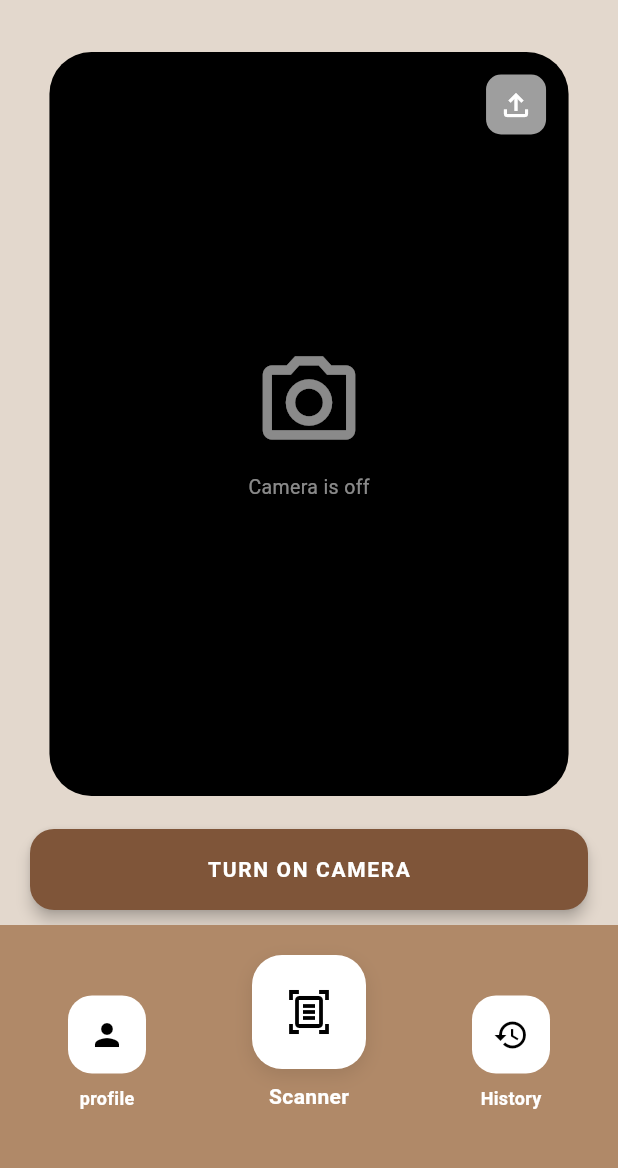
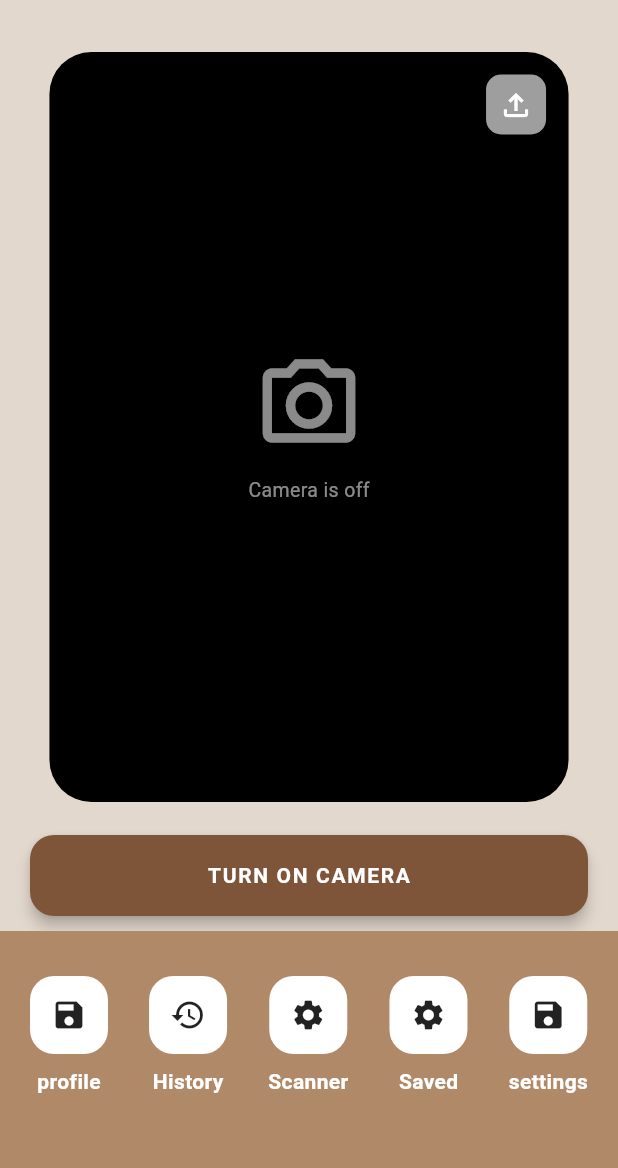
Before and after one commit to Mousefan6/CutSmart, a Flutter app: the screen it shows after launch, after a tap on "Continue", on a phone screen of 412 x 824 dp, the part 65-1233 px from its top. Run offline on Flutter 3.47's test engine with Material 3 defaults, Android fonts, the phone set to English and light mode, and no system bars; our stand-ins replace camera, flutter_dotenv, google_generative_ai, image_picker, youtube_player_flutter; Roboto replaces fonts that are missing (Georgia).

Commit message:
updated menu

```diff
--- a/lib/App/Scenes/landing_page.dart
+++ b/lib/App/Scenes/landing_page.dart
@@ -1,8 +1,15 @@
 import 'package:flutter/material.dart';
+import 'package:flutter_dotenv/flutter_dotenv.dart';
 
 import 'camera_page.dart';
 
-void main() {
+void main() async {
+  WidgetsFlutterBinding.ensureInitialized();
+  try {
+    await dotenv.load(fileName: ".env");
+  } catch (e) {
+    print("Error: Could not find .env file.");
+  }
   runApp(const LandingApp());
 }
 
--- a/lib/App/UI/Menu_buttons.dart
+++ b/lib/App/UI/Menu_buttons.dart
@@ -5,6 +5,7 @@ import '../Scenes/camera_page.dart';
 import '../Scenes/profile_page.dart';
 import '../Scenes/settings_page.dart';
 import '../Scenes/saved_page.dart';
+
 
 
 
@@ -18,32 +19,83 @@ class BottomMenuBar extends StatelessWidget {
       decoration: const BoxDecoration(
         color: Color(0xFFB08968),
       ),
-      padding: const EdgeInsets.fromLTRB(10, 20, 10, 40), // Slightly adjusted padding
+      padding: const EdgeInsets.fromLTRB(20, 30, 20, 50),
       child: Row(
-        mainAxisAlignment: MainAxisAlignment.spaceAround, // Better spacing for mixed sizes
-        crossAxisAlignment: CrossAxisAlignment.end,      // Aligns smaller buttons to the bottom
+        mainAxisAlignment: MainAxisAlignment.spaceBetween,
         children: [
+
+
           _menuButton(
             context,
-            icon: Icons.person, // Changed to person for profile
+            icon: Icons.save,
             label: "profile",
-            onTap: () => Navigator.push(context, MaterialPageRoute(builder: (context) => const ProfilePage())),
-          ),
-
-          // --- THE LARGE SCANNER BUTTON ---
-          _menuButton(
-            context,
-            icon: Icons.document_scanner_outlined, // More specific scanner icon
-            label: "Scanner",
-            isLarge: true, // Special flag for size
-            onTap: () => Navigator.push(context, MaterialPageRoute(builder: (context) => const CameraPage())),
+            onTap: () {
+              Navigator.push(
+                context,
+                MaterialPageRoute<void>(
+                  builder: (context) => const ProfilePage(),
+                ),
+              );
+            },
           ),
 
           _menuButton(
             context,
             icon: Icons.history,
             label: "History",
-            onTap: () => Navigator.push(context, MaterialPageRoute(builder: (_) => const VideoDetailPage(videoIds: ['qLdOxsqeiRA']))),
+            onTap: () {
+              Navigator.push(
+                context,
+                MaterialPageRoute(
+                  builder: (_) => const VideoDetailPage(videoIds: ['qLdOxsqeiRA']),
+                ),
+              );
+            },
+          ),
+
+
+
+          _menuButton(
+            context,
+            icon: Icons.settings,
+            label: "Scanner",
+            onTap: () {
+              Navigator.push(
+                context,
+                MaterialPageRoute<void>(
+                  builder: (context) => const CameraPage(),
+                ),
+              );
+            },
+          ),
+
+          _menuButton(
+            context,
+            icon: Icons.settings,
+            label: "Saved",
+            onTap: () {
+              Navigator.push(
+                context,
+                MaterialPageRoute<void>(
+                  builder: (context) => const SavedPage(),
+                ),
+              );
+            },
+          ),
+
+
+          _menuButton(
+            context,
+            icon: Icons.save,
+            label: "settings",
+            onTap: () {
+              Navigator.push(
+                context,
+                MaterialPageRoute<void>(
+                  builder: (context) => const SettingsPage(),
+                ),
+              );
+            },
           ),
         ],
       ),
@@ -55,7 +107,6 @@ class BottomMenuBar extends StatelessWidget {
         required IconData icon,
         required String label,
         required VoidCallback onTap,
-        bool isLarge = false, // Default is false
       }) {
     return GestureDetector(
       onTap: onTap,
@@ -63,27 +114,20 @@ class BottomMenuBar extends StatelessWidget {
         mainAxisSize: MainAxisSize.min,
         children: [
           Container(
-            // If isLarge is true, padding increases from 14 to 22
-            padding: EdgeInsets.all(isLarge ? 22 : 14),
+            padding: const EdgeInsets.all(14),
             decoration: BoxDecoration(
               color: Colors.white,
-              borderRadius: BorderRadius.circular(isLarge ? 20 : 16),
-              boxShadow: isLarge
-                  ? [BoxShadow(color: Colors.black.withOpacity(0.1), blurRadius: 10, offset: const Offset(0, 4))]
-                  : null,
+              borderRadius: BorderRadius.circular(16),
             ),
-            child: Icon(
-              icon,
-              size: isLarge ? 32 : 24, // Icon grows from 24 to 32
-              color: Colors.black,
-            ),
+            child: Icon(icon),
           ),
+
           const SizedBox(height: 8),
+
           Text(
             label,
-            style: TextStyle(
+            style: const TextStyle(
               color: Colors.white,
-              fontSize: isLarge ? 14 : 12, // Text gets slightly bigger too
               fontWeight: FontWeight.bold,
             ),
           ),
--- /dev/null
+++ b/lib/App/Utils/ai_service.dart
@@ -0,0 +1,21 @@
+import 'package:google_generative_ai/google_generative_ai.dart';
+import 'dart:typed_data';
+import 'package:flutter_dotenv/flutter_dotenv.dart';
+
+class AIService {
+  static final GenerativeModel _model = GenerativeModel(
+    model: 'gemini-1.5-flash',
+    apiKey: dotenv.env['GEMINI_API_KEY'] ?? '',
+  );
+
+  static Future<String> identifyFood(Uint8List imageBytes) async {
+    final prompt = TextPart("Identify this food. Return only the name in lowercase.");
+    final imagePart = DataPart('image/jpeg', imageBytes);
+
+    final response = await _model.generateContent([
+      Content.multi([prompt, imagePart])
+    ]);
+
+    return response.text ?? "unknown";
+  }
+}
```
Also changed, not shown: lib/App/Scenes/camera_page.dart (+85 -22 lines), pubspec.yaml (+7 -2 lines), pubspec.lock, 7 other files.
